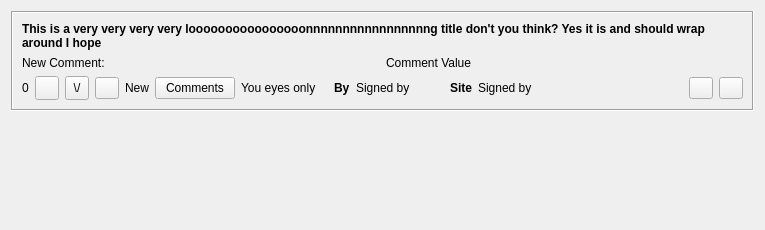
Before: the Qt Designer form retroshare-gui/src/gui/Posted/PostedItem.ui in RetroShare/RetroShare, drawn with Qt 5.
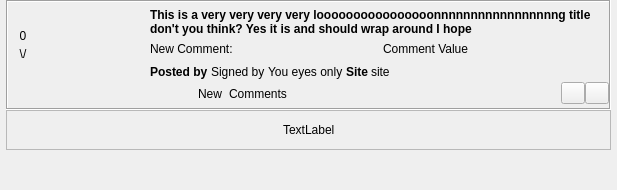
After: the same form once the commit is applied. Icons and pictures are not drawn. Custom widgets are drawn as their Qt base class.

Commit message: Added attach picture for posted links

```diff
--- a/retroshare-gui/src/gui/Posted/PostedItem.ui
+++ b/retroshare-gui/src/gui/Posted/PostedItem.ui
@@ -6,15 +6,33 @@
    <rect>
     <x>0</x>
     <y>0</y>
-    <width>765</width>
-    <height>230</height>
+    <width>617</width>
+    <height>190</height>
    </rect>
   </property>
   <property name="windowTitle">
    <string notr="true"/>
   </property>
-  <layout class="QVBoxLayout" name="PostedItemVLayout">
-   <item>
+  <property name="styleSheet">
+   <string notr="true"/>
+  </property>
+  <layout class="QGridLayout" name="gridLayout_3">
+   <property name="leftMargin">
+    <number>6</number>
+   </property>
+   <property name="topMargin">
+    <number>0</number>
+   </property>
+   <property name="rightMargin">
+    <number>6</number>
+   </property>
+   <property name="bottomMargin">
+    <number>0</number>
+   </property>
+   <property name="spacing">
+    <number>0</number>
+   </property>
+   <item row="0" column="0">
     <widget class="QFrame" name="mainFrame">
      <property name="sizePolicy">
       <sizepolicy hsizetype="Expanding" vsizetype="Fixed">
@@ -23,7 +41,7 @@
       </sizepolicy>
      </property>
      <property name="autoFillBackground">
-      <bool>true</bool>
+      <bool>false</bool>
      </property>
      <property name="frameShape">
       <enum>QFrame::Box</enum>
@@ -31,7 +49,204 @@
      <property name="frameShadow">
       <enum>QFrame::Sunken</enum>
      </property>
-     <layout class="QVBoxLayout" name="mainFrameVLayout">
+     <layout class="QGridLayout" name="gridLayout_2">
+      <property name="leftMargin">
+       <number>0</number>
+      </property>
+      <property name="topMargin">
+       <number>0</number>
+      </property>
+      <property name="rightMargin">
+       <number>0</number>
+      </property>
+      <property name="bottomMargin">
+       <number>0</number>
+      </property>
+      <property name="horizontalSpacing">
+       <number>6</number>
+      </property>
+      <item row="0" column="0" rowspan="2">
+       <widget class="QFrame" name="voteFrame">
+        <property name="styleSheet">
+         <string notr="true"/>
+        </property>
+        <property name="frameShape">
+         <enum>QFrame::NoFrame</enum>
+        </property>
+        <property name="frameShadow">
+         <enum>QFrame::Plain</enum>
+        </property>
+        <layout class="QVBoxLayout" name="verticalLayout">
+         <property name="spacing">
+          <number>0</number>
+         </property>
+         <property name="leftMargin">
+          <number>3</number>
+         </property>
+         <property name="topMargin">
+          <number>3</number>
+         </property>
+         <property name="rightMargin">
+          <number>3</number>
+         </property>
+         <property name="bottomMargin">
+          <number>3</number>
+         </property>
+         <item>
+          <widget class="QToolButton" name="voteUpButton">
+           <property name="sizePolicy">
+            <sizepolicy hsizetype="Preferred" vsizetype="Preferred">
+             <horstretch>0</horstretch>
+             <verstretch>0</verstretch>
+            </sizepolicy>
+           </property>
+           <property name="minimumSize">
+            <size>
+             <width>24</width>
+             <height>24</height>
+            </size>
+           </property>
+           <property name="toolTip">
+            <string>Vote up</string>
+           </property>
+           <property name="text">
+            <string/>
+           </property>
+           <property name="icon">
+            <iconset resource="Posted_images.qrc">
+             <normaloff>:/images/up-arrow.png</normaloff>:/images/up-arrow.png</iconset>
+           </property>
+           <property name="iconSize">
+            <size>
+             <width>16</width>
+             <height>16</height>
+            </size>
+           </property>
+           <property name="autoRaise">
+            <bool>true</bool>
+           </property>
+          </widget>
+         </item>
+         <item>
+          <widget class="StyledLabel" name="scoreLabel">
+           <property name="text">
+            <string>0</string>
+           </property>
+           <property name="alignment">
+            <set>Qt::AlignCenter</set>
+           </property>
+          </widget>
+         </item>
+         <item>
+          <widget class="QToolButton" name="voteDownButton">
+           <property name="sizePolicy">
+            <sizepolicy hsizetype="Preferred" vsizetype="Preferred">
+             <horstretch>0</horstretch>
+             <verstretch>0</verstretch>
+            </sizepolicy>
+           </property>
+           <property name="minimumSize">
+            <size>
+             <width>0</width>
+             <height>0</height>
+            </size>
+           </property>
+           <property name="toolTip">
+            <string>Vote down</string>
+           </property>
+           <property name="text">
+            <string>\/</string>
+           </property>
+           <property name="icon">
+            <iconset resource="Posted_images.qrc">
+             <normaloff>:/images/down-arrow.png</normaloff>:/images/down-arrow.png</iconset>
+           </property>
+           <property name="iconSize">
+            <size>
+             <width>16</width>
+             <height>16</height>
+            </size>
+           </property>
+           <property name="autoRaise">
+            <bool>true</bool>
+           </property>
+          </widget>
+         </item>
+         <item>
+          <spacer name="verticalSpacer">
+           <property name="orientation">
+            <enum>Qt::Vertical</enum>
+           </property>
+           <property name="sizeType">
+            <enum>QSizePolicy::Expanding</enum>
+           </property>
+           <property name="sizeHint" stdset="0">
+            <size>
+             <width>20</width>
+             <height>5</height>
+            </size>
+           </property>
+          </spacer>
+         </item>
+        </layout>
+       </widget>
+      </item>
+      <item row="0" column="1" rowspan="2">
+       <layout class="QVBoxLayout" name="verticalLayout_3">
+        <property name="topMargin">
+         <number>6</number>
+        </property>
+        <item>
+         <widget class="QLabel" name="thumbnailLabel">
+          <property name="minimumSize">
+           <size>
+            <width>100</width>
+            <height>75</height>
+           </size>
+          </property>
+          <property name="maximumSize">
+           <size>
+            <width>100</width>
+            <height>75</height>
+           </size>
+          </property>
+          <property name="styleSheet">
+           <string notr="true"/>
+          </property>
+          <property name="frameShape">
+           <enum>QFrame::NoFrame</enum>
+          </property>
+          <property name="text">
+           <string/>
+          </property>
+          <property name="pixmap">
+           <pixmap resource="Posted_images.qrc">:/images/thumb-default.png</pixmap>
+          </property>
+          <property name="scaledContents">
+           <bool>true</bool>
+          </property>
+         </widget>
+        </item>
+        <item>
+         <spacer name="verticalSpacer_2">
+          <property name="orientation">
+           <enum>Qt::Vertical</enum>
+          </property>
+          <property name="sizeHint" stdset="0">
+           <size>
+            <width>50</width>
+            <height>5</height>
+           </size>
+          </property>
+         </spacer>
+        </item>
+       </layout>
+      </item>
+      <item row="0" column="2">
+       <layout class="QVBoxLayout" name="verticalLayout_4">
+        <property name="topMargin">
+         <number>6</number>
+        </property>
       <item>
        <widget class="StyledLabel" name="titleLabel">
         <property name="sizePolicy">
@@ -84,55 +299,150 @@
         </item>
        </layout>
       </item>
+       </layout>
+      </item>
+      <item row="1" column="2">
+       <layout class="QVBoxLayout" name="verticalLayout_2">
+        <property name="spacing">
+         <number>0</number>
+        </property>
+        <property name="sizeConstraint">
+         <enum>QLayout::SetDefaultConstraint</enum>
+        </property>
+        <item>
+         <layout class="QHBoxLayout" name="horizontalLayout_2">
+          <property name="spacing">
+           <number>3</number>
+          </property>
+          <property name="leftMargin">
+           <number>0</number>
+          </property>
+          <property name="rightMargin">
+           <number>6</number>
+          </property>
+          <item>
+           <widget class="QLabel" name="fromBoldLabel">
+            <property name="sizePolicy">
+             <sizepolicy hsizetype="Preferred" vsizetype="Fixed">
+              <horstretch>0</horstretch>
+              <verstretch>0</verstretch>
+             </sizepolicy>
+            </property>
+            <property name="font">
+             <font>
+              <weight>75</weight>
+              <bold>true</bold>
+             </font>
+            </property>
+            <property name="text">
+             <string>Posted by</string>
+            </property>
+           </widget>
+          </item>
+          <item>
+           <widget class="GxsIdLabel" name="fromLabel">
+            <property name="sizePolicy">
+             <sizepolicy hsizetype="Minimum" vsizetype="Preferred">
+              <horstretch>0</horstretch>
+              <verstretch>0</verstretch>
+             </sizepolicy>
+            </property>
+            <property name="text">
+             <string notr="true">Signed by</string>
+            </property>
+            <property name="openExternalLinks">
+             <bool>true</bool>
+            </property>
+           </widget>
+          </item>
+          <item>
+           <widget class="QLabel" name="dateLabel">
+            <property name="sizePolicy">
+             <sizepolicy hsizetype="Minimum" vsizetype="Preferred">
+              <horstretch>0</horstretch>
+              <verstretch>0</verstretch>
+             </sizepolicy>
+            </property>
+            <property name="text">
+             <string notr="true">You eyes only</string>
+            </property>
+            <property name="openExternalLinks">
+             <bool>true</bool>
+            </property>
+           </widget>
+          </item>
+          <item>
+           <widget class="QLabel" name="siteBoldLabel">
+            <property name="sizePolicy">
+             <sizepolicy hsizetype="Minimum" vsizetype="Preferred">
+              <horstretch>0</horstretch>
+              <verstretch>0</verstretch>
+             </sizepolicy>
+            </property>
+            <property name="font">
+             <font>
+              <weight>75</weight>
+              <bold>true</bold>
+             </font>
+            </property>
+            <property name="text">
+             <string>Site</string>
+            </property>
+           </widget>
+          </item>
+          <item>
+           <widget class="QLabel" name="siteLabel">
+            <property name="sizePolicy">
+             <sizepolicy hsizetype="Expanding" vsizetype="Preferred">
+              <horstretch>0</horstretch>
+              <verstretch>0</verstretch>
+             </sizepolicy>
+            </property>
+            <property name="text">
+             <string notr="true">site</string>
+            </property>
+            <property name="openExternalLinks">
+             <bool>true</bool>
+            </property>
+           </widget>
+          </item>
+          <item>
+           <spacer name="horizontalSpacer_4">
+            <property name="orientation">
+             <enum>Qt::Horizontal</enum>
+            </property>
+            <property name="sizeType">
+             <enum>QSizePolicy::Expanding</enum>
+            </property>
+            <property name="sizeHint" stdset="0">
+             <size>
+              <width>70</width>
+              <height>20</height>
+             </size>
+            </property>
+           </spacer>
+          </item>
+         </layout>
+        </item>
       <item>
        <layout class="QHBoxLayout" name="buttonHLayout">
-        <item>
-         <widget class="StyledLabel" name="scoreLabel">
-          <property name="text">
-           <string>0</string>
+          <property name="leftMargin">
+           <number>0</number>
           </property>
-          <property name="alignment">
-           <set>Qt::AlignCenter</set>
+          <property name="bottomMargin">
+           <number>3</number>
           </property>
-         </widget>
-        </item>
         <item>
-         <widget class="QToolButton" name="voteUpButton">
-          <property name="minimumSize">
-           <size>
-            <width>24</width>
-            <height>24</height>
-           </size>
-          </property>
-          <property name="toolTip">
-           <string>Vote up</string>
-          </property>
+           <widget class="QToolButton" name="expandButton">
           <property name="text">
            <string/>
           </property>
           <property name="icon">
-           <iconset resource="../images.qrc">
-            <normaloff>:/images/vote_up.png</normaloff>:/images/vote_up.png</iconset>
-          </property>
-         </widget>
-        </item>
-        <item>
-         <widget class="QToolButton" name="voteDownButton">
-          <property name="minimumSize">
-           <size>
-            <width>24</width>
-            <height>24</height>
-           </size>
-          </property>
-          <property name="toolTip">
-           <string>Vote down</string>
-          </property>
-          <property name="text">
-           <string>\/</string>
-          </property>
-          <property name="icon">
-           <iconset resource="../images.qrc">
-            <normaloff>:/images/vote_down.png</normaloff>:/images/vote_down.png</iconset>
+             <iconset resource="Posted_images.qrc">
+              <normaloff>:/images/expand.png</normaloff>:/images/expand.png</iconset>
+            </property>
+            <property name="autoRaise">
+             <bool>true</bool>
           </property>
          </widget>
         </item>
@@ -161,7 +471,7 @@
            <bool>false</bool>
           </property>
           <property name="flat">
-           <bool>false</bool>
+             <bool>true</bool>
           </property>
          </widget>
         </item>
@@ -173,94 +483,18 @@
          </widget>
         </item>
         <item>
-         <widget class="QPushButton" name="commentButton">
+           <widget class="QToolButton" name="commentButton">
           <property name="text">
            <string>Comments</string>
           </property>
-         </widget>
-        </item>
-        <item>
-         <widget class="QLabel" name="dateLabel">
-          <property name="sizePolicy">
-           <sizepolicy hsizetype="Expanding" vsizetype="Fixed">
-            <horstretch>0</horstretch>
-            <verstretch>0</verstretch>
-           </sizepolicy>
-          </property>
-          <property name="text">
-           <string notr="true">You eyes only</string>
-          </property>
-          <property name="openExternalLinks">
-           <bool>true</bool>
-          </property>
-         </widget>
-        </item>
-        <item>
-         <widget class="QLabel" name="fromBoldLabel">
-          <property name="sizePolicy">
-           <sizepolicy hsizetype="Preferred" vsizetype="Fixed">
-            <horstretch>0</horstretch>
-            <verstretch>0</verstretch>
-           </sizepolicy>
-          </property>
-          <property name="font">
-           <font>
-            <weight>75</weight>
-            <bold>true</bold>
-           </font>
-          </property>
-          <property name="text">
-           <string>By</string>
-          </property>
-         </widget>
-        </item>
-        <item>
-         <widget class="GxsIdLabel" name="fromLabel">
-          <property name="sizePolicy">
-           <sizepolicy hsizetype="Expanding" vsizetype="Fixed">
-            <horstretch>0</horstretch>
-            <verstretch>0</verstretch>
-           </sizepolicy>
-          </property>
-          <property name="text">
-           <string notr="true">Signed by</string>
-          </property>
-          <property name="openExternalLinks">
-           <bool>true</bool>
-          </property>
-         </widget>
-        </item>
-        <item>
-         <widget class="QLabel" name="siteBoldLabel">
-          <property name="sizePolicy">
-           <sizepolicy hsizetype="Preferred" vsizetype="Fixed">
-            <horstretch>0</horstretch>
-            <verstretch>0</verstretch>
-           </sizepolicy>
-          </property>
-          <property name="font">
-           <font>
-            <weight>75</weight>
-            <bold>true</bold>
-           </font>
-          </property>
-          <property name="text">
-           <string>Site</string>
-          </property>
-         </widget>
-        </item>
-        <item>
-         <widget class="QLabel" name="siteLabel">
-          <property name="sizePolicy">
-           <sizepolicy hsizetype="Expanding" vsizetype="Fixed">
-            <horstretch>0</horstretch>
-            <verstretch>0</verstretch>
-           </sizepolicy>
-          </property>
-          <property name="text">
-           <string notr="true">Signed by</string>
-          </property>
-          <property name="openExternalLinks">
+            <property name="icon">
+             <iconset resource="Posted_images.qrc">
+              <normaloff>:/images/comments.png</normaloff>:/images/comments.png</iconset>
+            </property>
+            <property name="toolButtonStyle">
+             <enum>Qt::ToolButtonTextBesideIcon</enum>
+            </property>
+            <property name="autoRaise">
            <bool>true</bool>
           </property>
          </widget>
@@ -321,10 +555,65 @@
        </layout>
       </item>
      </layout>
-     <zorder>titleLabel</zorder>
+      </item>
+     </layout>
     </widget>
    </item>
+   <item row="1" column="0">
+    <widget class="QFrame" name="frame_picture">
+     <property name="maximumSize">
+      <size>
+       <width>800</width>
+       <height>600</height>
+      </size>
+     </property>
+     <property name="frameShape">
+      <enum>QFrame::StyledPanel</enum>
+     </property>
+     <property name="frameShadow">
+      <enum>QFrame::Raised</enum>
+     </property>
+     <layout class="QHBoxLayout" name="horizontalLayout">
    <item>
+       <spacer name="horizontalSpacer_2">
+        <property name="orientation">
+         <enum>Qt::Horizontal</enum>
+        </property>
+        <property name="sizeHint" stdset="0">
+         <size>
+          <width>257</width>
+          <height>20</height>
+         </size>
+        </property>
+       </spacer>
+      </item>
+      <item>
+       <widget class="QLabel" name="pictureLabel">
+        <property name="text">
+         <string>TextLabel</string>
+        </property>
+        <property name="scaledContents">
+         <bool>true</bool>
+        </property>
+       </widget>
+      </item>
+      <item>
+       <spacer name="horizontalSpacer_3">
+        <property name="orientation">
+         <enum>Qt::Horizontal</enum>
+        </property>
+        <property name="sizeHint" stdset="0">
+         <size>
+          <width>257</width>
+          <height>20</height>
+         </size>
+        </property>
+       </spacer>
+      </item>
+     </layout>
+    </widget>
+   </item>
+   <item row="2" column="0">
     <widget class="QFrame" name="frame_notes">
      <property name="frameShape">
       <enum>QFrame::NoFrame</enum>
```
Left out of the diff: 12 changed lines with no effect on the pictures. Lines whose indentation alone changed are shown as unchanged. The commit also changes 17 other files.
